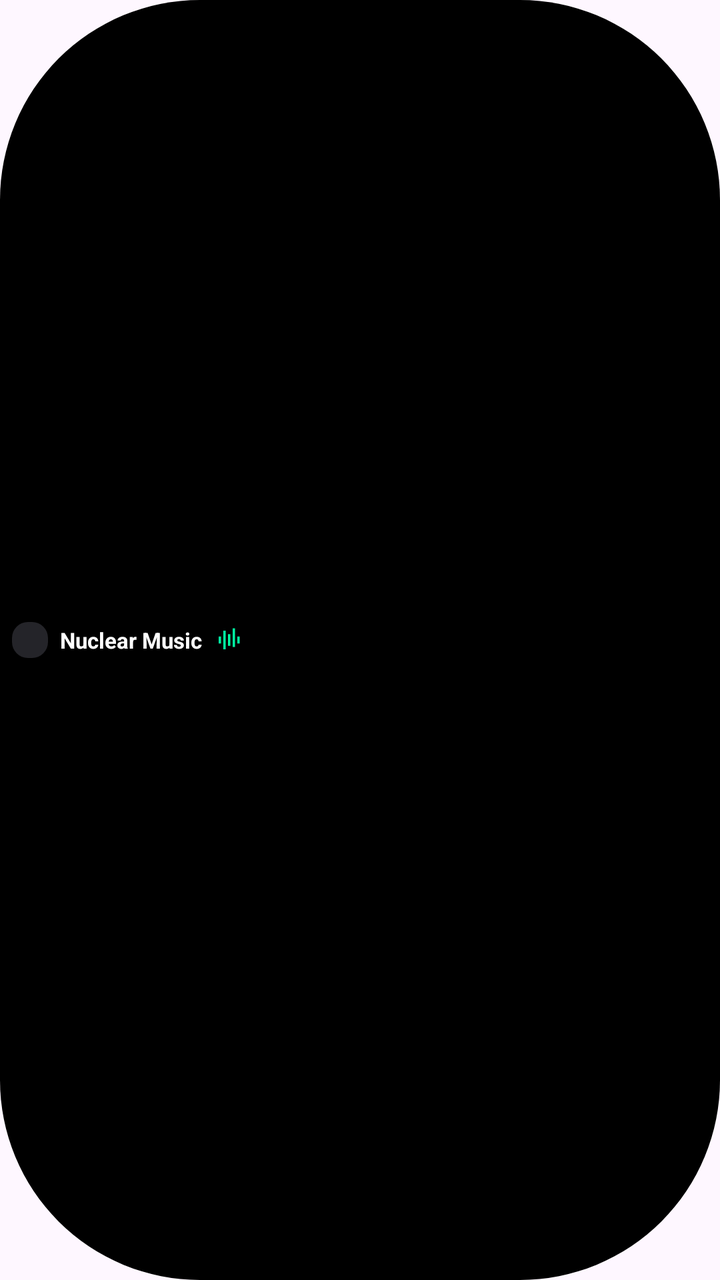
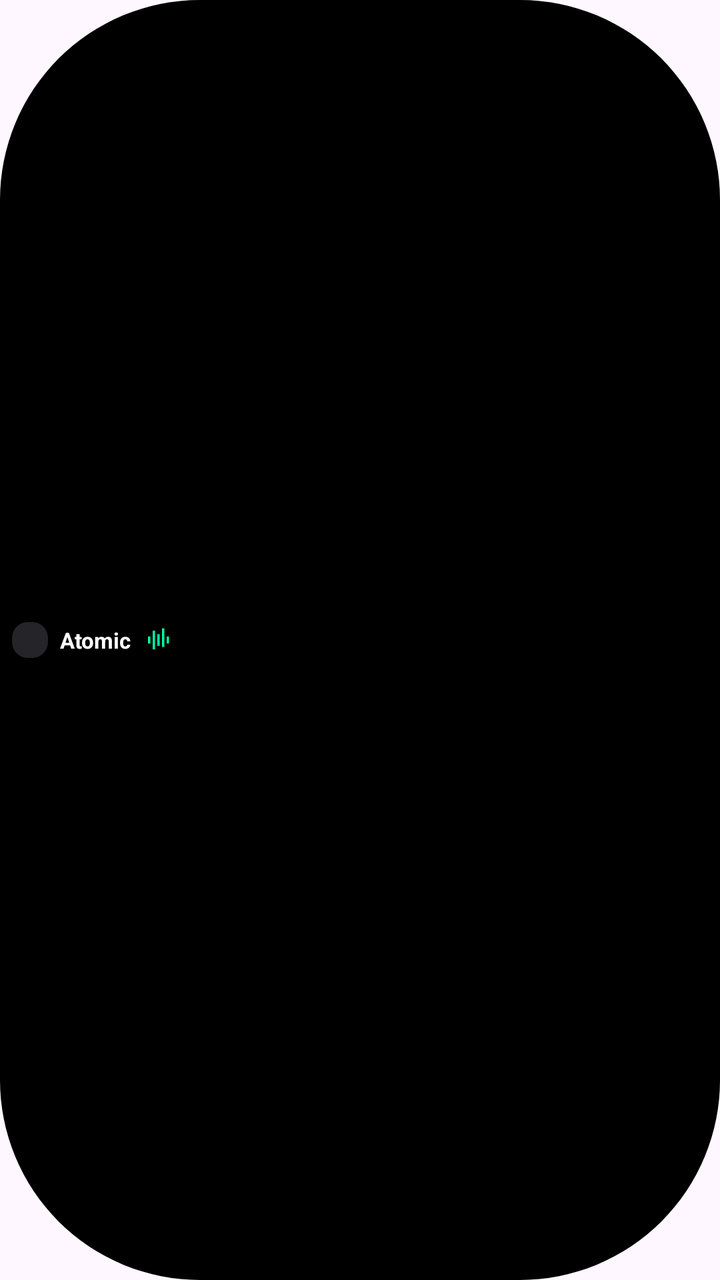

An Android layout rendered at two revisions. The XML below is the earlier revision; the diff shows what the commit changed to produce the second picture.
<!-- AndroidManifest.xml: application theme Theme.player -->
<!-- res/layout/layout_island_tiny.xml -->
<?xml version="1.0" encoding="utf-8"?>
<LinearLayout xmlns:android="http://schemas.android.com/apk/res/android"
    android:id="@+id/island_tiny_root"
    android:layout_width="wrap_content"
    android:layout_height="28dp"
    android:background="@drawable/bg_island_pill"
    android:gravity="center_vertical"
    android:orientation="horizontal"
    android:paddingStart="6dp"
    android:paddingEnd="8dp">

    <ImageView
        android:id="@+id/iv_tiny_cover"
        android:layout_width="18dp"
        android:layout_height="18dp"
        android:background="@drawable/bg_rounded_cover"
        android:scaleType="centerCrop" />

    <TextView
        android:id="@+id/tv_tiny_title"
        android:layout_width="wrap_content"
        android:layout_height="wrap_content"
        android:layout_marginStart="6dp"
        android:layout_marginEnd="6dp"
        android:ellipsize="marquee"
        android:marqueeRepeatLimit="marquee_forever"
        android:maxWidth="120dp"
        android:singleLine="true"
        android:text="Nuclear Music"
        android:textColor="#FFFFFF"
        android:textSize="11sp"
        android:textStyle="bold" />

    <ImageView
        android:id="@+id/iv_tiny_wave"
        android:layout_width="14dp"
        android:layout_height="14dp"
        android:src="@drawable/ic_music_wave" />

</LinearLayout>
<!-- resources referenced by this layout -->
<resources>
  <!-- drawable bg_island_pill (drawable) -->
  <?xml version="1.0" encoding="utf-8"?>
  <shape xmlns:android="http://schemas.android.com/apk/res/android"
      android:shape="rectangle">
      <corners android:radius="100dp" />
      <solid android:color="#000000" />
  </shape>
  <!-- drawable bg_rounded_cover (drawable) -->
  <?xml version="1.0" encoding="utf-8"?>
  <shape xmlns:android="http://schemas.android.com/apk/res/android"
      android:shape="rectangle">
      <corners android:radius="8dp" />
      <solid android:color="#242429" />
  </shape>
  <!-- drawable ic_music_wave (drawable) -->
  <vector xmlns:android="http://schemas.android.com/apk/res/android"
      android:width="20dp"
      android:height="20dp"
      android:viewportWidth="24"
      android:viewportHeight="24">
    <path
        android:fillColor="#00FFA3"
        android:pathData="M4,9h2v6H4V9zm4,-5h2v16H8V4zm4,3h2v10h-2V7zm4,-5h2v16h-2V2zm4,7h2v6h-2V9z"/>
  </vector>
  <style name="Theme.player" parent="Theme.Material3.DayNight.NoActionBar">
          
      </style>
</resources>

<!-- the commit's change to res/layout/layout_island_tiny.xml (unified diff, before → after) -->
@@ -26,7 +26,7 @@
         android:marqueeRepeatLimit="marquee_forever"
         android:maxWidth="120dp"
         android:singleLine="true"
-        android:text="Nuclear Music"
+        android:text="Atomic"
         android:textColor="#FFFFFF"
         android:textSize="11sp"
         android:textStyle="bold" />
